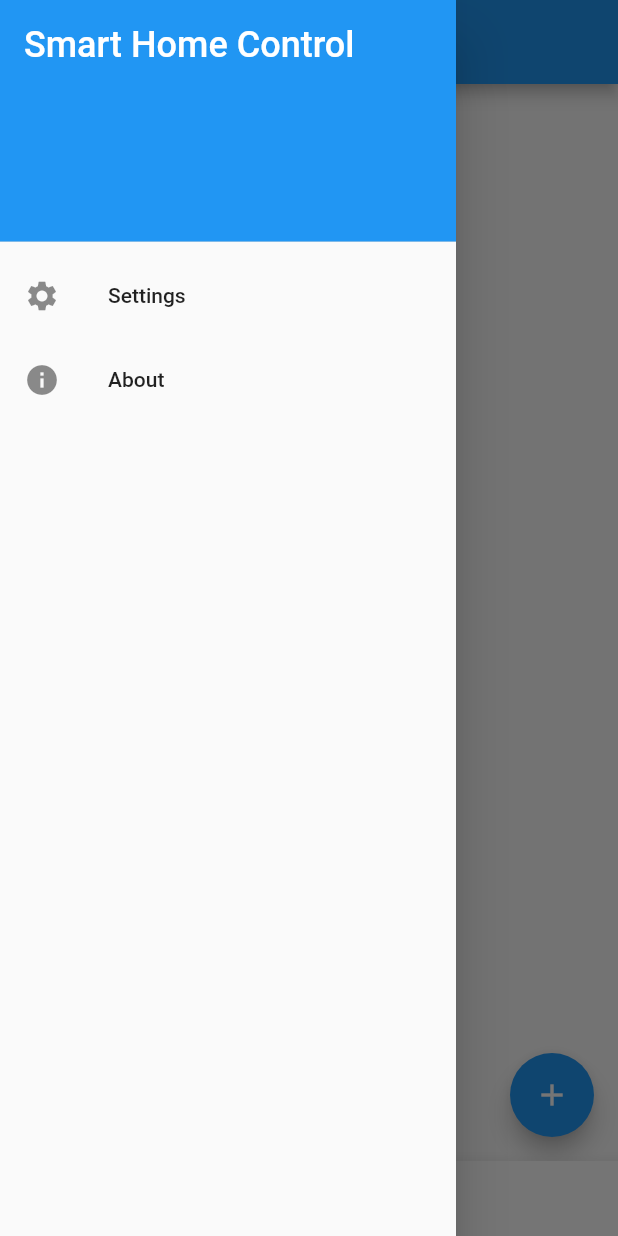
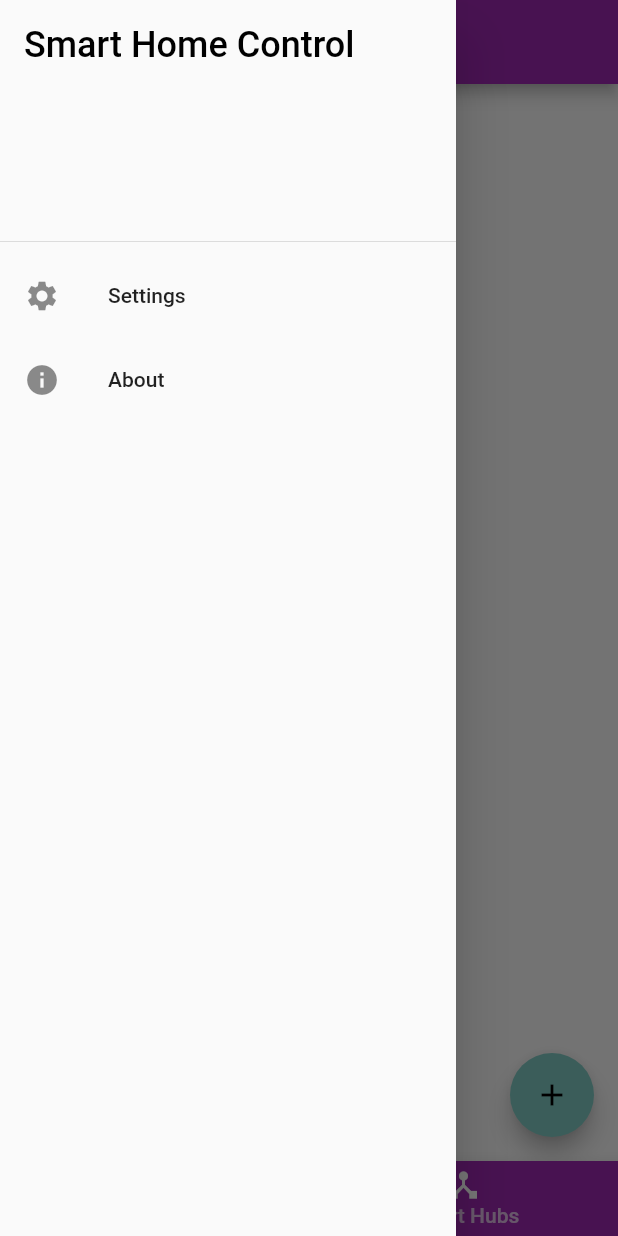
Before and after one commit to LucPrestin/SmartHomeControl, a Flutter app: the screen it shows after launch, with the side drawer open, on a phone screen of 412 x 824 dp. Run offline on Flutter 3.47's test engine with Material 2 defaults, Android fonts, the phone set to English and light mode, and no system bars; our stand-ins replace device_info_plus, flutter_colorpicker, flutter_secure_storage, sqflite; missing offline and left inert: mqtt_client; accounts and stored records are empty.

Commit message:
fix color issues

```diff
--- a/lib/main.dart
+++ b/lib/main.dart
@@ -1,12 +1,14 @@
 import 'package:flutter/material.dart';
-import 'package:smart_home_control/views/components/navigation_drawer.dart';
+
 import 'package:smart_home_control/views/pages/light_add_page.dart';
 import 'package:smart_home_control/views/pages/light_edit_page.dart';
-
 import 'package:smart_home_control/views/pages/about_page.dart';
 import 'package:smart_home_control/views/pages/light_list_page.dart';
 import 'package:smart_home_control/views/pages/settings_page.dart';
 import 'package:smart_home_control/views/pages/smart_hub_list_page.dart';
+import 'package:smart_home_control/views/components/navigation_drawer.dart';
+import 'package:smart_home_control/views/themes.dart';
+
 import 'package:smart_home_control/interfaces/tab_page.dart';
 
 import 'routes/routes.dart';
@@ -34,7 +36,6 @@ class _SmartHomeControlAppState extends State<SmartHomeControlApp>
   @override
   void initState() {
     super.initState();
-
     _tabController = TabController(length: _widgetOptions.length, vsync: this);
   }
 
@@ -48,8 +49,8 @@ class _SmartHomeControlAppState extends State<SmartHomeControlApp>
   Widget build(BuildContext context) {
     return MaterialApp(
         title: 'Smart Home Control',
-        theme: ThemeData.light(),
-        darkTheme: ThemeData.dark(),
+        theme: lightTheme,
+        darkTheme: darkTheme,
         themeMode: ThemeMode.system,
         home: Scaffold(
             appBar: AppBar(
@@ -58,15 +59,10 @@ class _SmartHomeControlAppState extends State<SmartHomeControlApp>
             ),
             body: TabBarView(
               controller: _tabController,
-              children: _widgetOptions.map((e) => Container(child: e)).toList(),
+              children: _widgetOptions,
             ),
             drawer: const NavigationDrawer(),
-            bottomNavigationBar: BottomAppBar(
-              child: SizedBox(
-                height: 50,
-                child: _buildTabBar(),
-              ),
-            )),
+            bottomNavigationBar: _buildBottomNavigationBar()),
         routes: {
           Routes.lightsNew: (context) => const LightAddPage(),
           Routes.lightsEdit: (context) => const LightEditPage(),
@@ -75,8 +71,15 @@ class _SmartHomeControlAppState extends State<SmartHomeControlApp>
         });
   }
 
-  TabBar _buildTabBar() {
-    return TabBar(
+  BottomAppBar _buildBottomNavigationBar() {
+    return BottomAppBar(
+        child: SizedBox(
+            height: 50,
+            child: IconTheme(
+              data:
+                  IconThemeData(color: Theme.of(context).colorScheme.onPrimary),
+              child: TabBar(
+                  indicatorColor: Theme.of(context).colorScheme.secondary,
                   controller: _tabController,
                   tabs: _widgetOptions
                       .map((e) => Column(
@@ -84,8 +87,8 @@ class _SmartHomeControlAppState extends State<SmartHomeControlApp>
                               children: [
                                 Icon((e as TabPage).tabBarIcon),
                                 Text((e as TabPage).tabBarText)
-                  ],
-                ))
-            .toList());
+                              ]))
+                      .toList()),
+            )));
   }
 }
--- a/lib/views/components/navigation_drawer.dart
+++ b/lib/views/components/navigation_drawer.dart
@@ -12,12 +12,10 @@ class NavigationDrawer extends StatelessWidget {
       padding: EdgeInsets.zero,
       children: [
         DrawerHeader(
-            decoration:
-                BoxDecoration(color: Theme.of(context).colorScheme.secondary),
             child: Text('Smart Home Control',
                 style: TextStyle(
                     fontSize: 24,
-                    color: Theme.of(context).colorScheme.onSecondary))),
+                    color: Theme.of(context).colorScheme.onSurface))),
         ListTile(
           key: const Key('to SettingsPage'),
           leading: const Icon(Icons.settings),
--- /dev/null
+++ b/lib/views/themes.dart
@@ -0,0 +1,46 @@
+import 'package:flutter/material.dart';
+
+ThemeData lightTheme = ThemeData(
+    bottomAppBarTheme: BottomAppBarTheme(color: Colors.purple.shade500),
+    tabBarTheme: const TabBarTheme(
+        indicator: UnderlineTabIndicator(
+            borderSide: BorderSide(color: Colors.white, width: 2.0)),
+        indicatorSize: TabBarIndicatorSize.tab,
+        labelColor: Colors.white,
+        labelPadding: EdgeInsets.all(4.0)),
+    brightness: Brightness.light,
+    colorScheme: ColorScheme.light(
+        primary: Colors.purple.shade500,
+        primaryVariant: Colors.purple.shade700,
+        secondary: Colors.teal.shade200,
+        secondaryVariant: Colors.teal.shade900,
+        background: Colors.white,
+        surface: Colors.white,
+        error: const Color(0xb00020ff),
+        onPrimary: Colors.white,
+        onSecondary: Colors.black,
+        onBackground: Colors.black,
+        onSurface: Colors.black,
+        onError: Colors.white));
+
+ThemeData darkTheme = ThemeData(
+    backgroundColor: Colors.white,
+    tabBarTheme: const TabBarTheme(
+        indicator: UnderlineTabIndicator(
+            borderSide: BorderSide(color: Colors.white, width: 2.0)),
+        indicatorSize: TabBarIndicatorSize.tab,
+        labelColor: Colors.white,
+        labelPadding: EdgeInsets.all(4.0)),
+    brightness: Brightness.dark,
+    colorScheme: ColorScheme.dark(
+        primary: Colors.purple.shade200,
+        primaryVariant: Colors.purple.shade700,
+        secondary: Colors.teal.shade200,
+        background: const Color(0x121212ff),
+        surface: const Color(0x121212ff),
+        error: const Color(0xcf6679ff),
+        onPrimary: Colors.black,
+        onSecondary: Colors.black,
+        onBackground: Colors.white,
+        onSurface: Colors.white,
+        onError: Colors.black));
```
Lines whose indentation alone changed are shown as unchanged.
